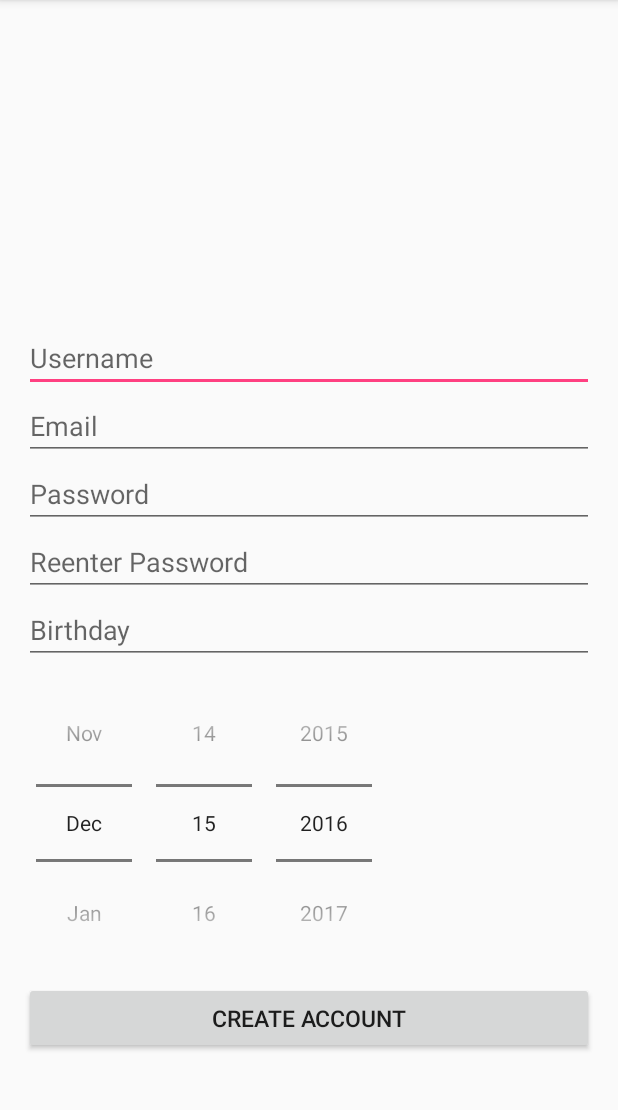
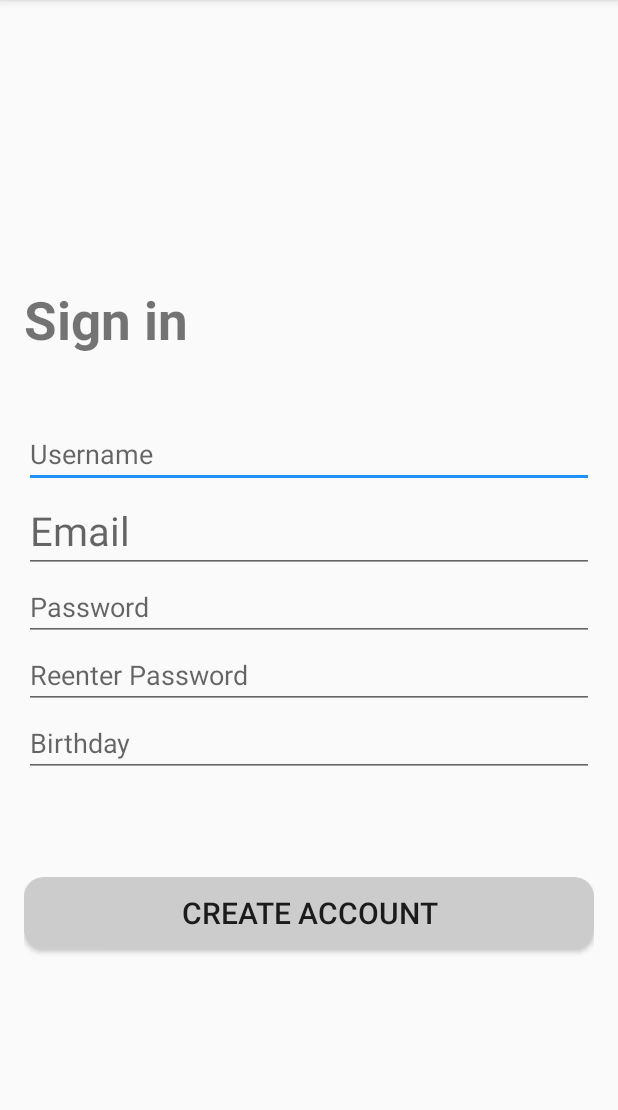
Before and after one commit to Paingouin/MCStuMeet, an Android app: the RegistrationInput screen opened directly, with no data from a screen before it, on a phone screen of 412 x 824 dp, the part 84-1194 px from its top. Run offline under Robolectric (Android 15) with nearby library versions, the phone set to English and light mode, and no system bars.

Commit message:
registration

```diff
--- a/app/src/main/res/layout/activity_registration_input.xml
+++ b/app/src/main/res/layout/activity_registration_input.xml
@@ -10,68 +10,73 @@
     android:paddingTop="@dimen/activity_vertical_margin"
     tools:context="com.example.cogo.mcstumeet.RegistrationInput">
 
-
     <LinearLayout
         android:layout_width="match_parent"
         android:layout_height="match_parent"
         android:orientation="vertical"
-        android:layout_marginTop="300px">
+        android:layout_marginTop="260px">
+
+        <TextView
+            android:layout_width="match_parent"
+            android:layout_height="wrap_content"
+            style="@style/textStyleSignin"
+            android:textStyle="bold"
+            android:textSize="16pt"
+            android:layout_marginBottom="65px"
+            android:text="Sign in"/>
 
         <EditText
             android:layout_width="match_parent"
             android:layout_height="wrap_content"
             android:id="@+id/registration_username"
             android:inputType="text"
-            android:hint="Username"
-            />
+            style="@style/textStyleSignin"
+            android:hint="Username" />
+
         <EditText
             android:layout_width="match_parent"
             android:layout_height="wrap_content"
+            style="@style/textStyleRegistration"
             android:id="@+id/registration_email"
             android:inputType="text"
-            android:hint="Email"
-            />
+            android:hint="Email" />
+
         <EditText
             android:layout_width="match_parent"
             android:layout_height="wrap_content"
+            style="@style/textStyleSignin"
+            android:fontFamily="sans-serif"
             android:id="@+id/registration_password"
             android:inputType="textPassword"
-            android:hint="Password"
-            />
+            android:hint="Password"/>
+
         <EditText
             android:layout_width="match_parent"
             android:layout_height="wrap_content"
+            style="@style/textStyleSignin"
+            android:fontFamily="sans-serif"
             android:id="@+id/registration_passwordValidation"
             android:inputType="textPassword"
-            android:hint="Reenter Password"
-            />
+            android:hint="Reenter Password"/>
+
         <EditText
             android:layout_width="match_parent"
             android:layout_height="wrap_content"
+            style="@style/textStyleSignin"
             android:id="@+id/registration_birthday"
             android:inputType="numberSigned"
-            android:hint="Birthday"></EditText>
-
-        <DatePicker
-            android:id="@+id/datePicker1"
-            android:layout_width="wrap_content"
-            android:layout_height="wrap_content"
-            android:layout_centerHorizontal="true"
-            android:layout_centerVertical="true"
-            android:calendarViewShown="false"
-            android:datePickerMode="spinner" />
-
+            android:hint="Birthday"/>
 
         <Button
             android:layout_width="match_parent"
             android:layout_height="wrap_content"
-            android:layout_marginBottom="5px"
-            android:textSize="7pt"
+            android:layout_marginTop="100px"
+            style="@style/buttonSize"
+            android:background="@drawable/roundedbutton"
             android:id="@+id/registration_button"
             android:text="@string/create_account"
             android:onClick="passData"/>
 
+        </LinearLayout>
 
-
-        </LinearLayout>
 </RelativeLayout>
--- a/app/src/main/res/values/colors.xml
+++ b/app/src/main/res/values/colors.xml
@@ -2,5 +2,5 @@
 <resources>
     <color name="colorPrimary">#3F51B5</color>
     <color name="colorPrimaryDark">#303F9F</color>
-    <color name="colorAccent">#FF4081</color>
+    <color name="colorAccent">#1E90FF</color>
 </resources>
```
